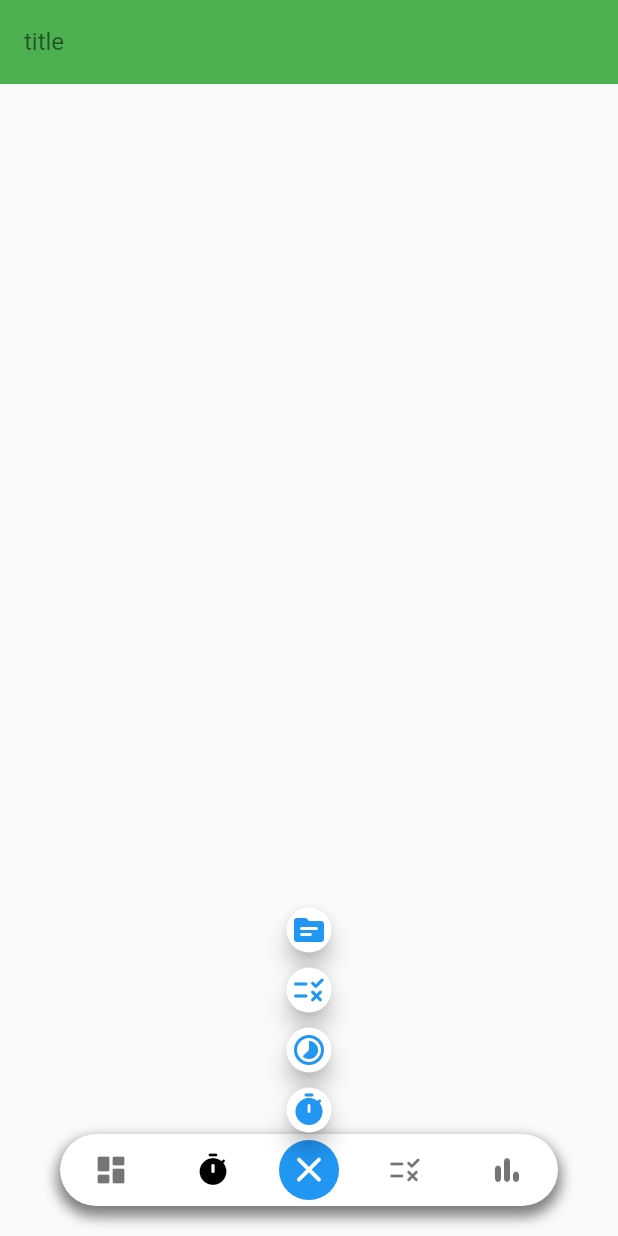
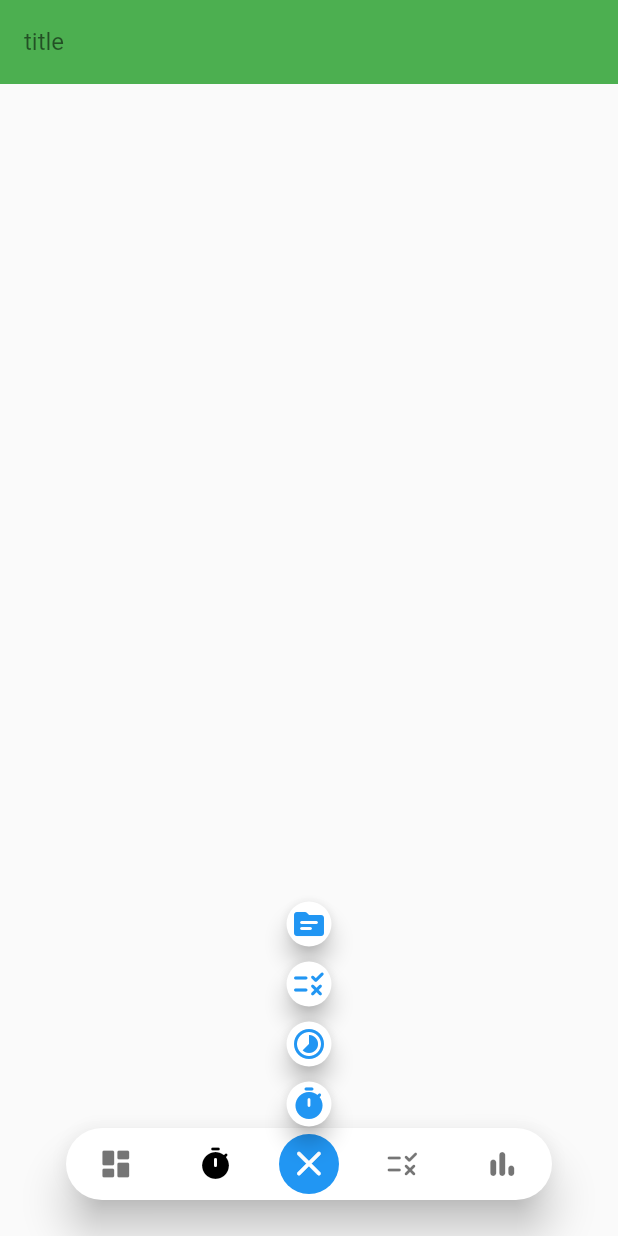
Before and after one commit to Z-inator/productivity_app, a Flutter app: the screen it shows once a user with an empty profile is signed in, item 2 of the bottom bar chosen, after a tap on the "add" icon, on a phone screen of 412 x 824 dp. Run offline on Flutter 3.47's test engine with Material 2 defaults, Android fonts, the phone set to English and light mode, and no system bars; our stand-ins replace cloud_firestore, firebase_auth, firebase_core, flutter_animation_progress_bar, google_sign_in, percent_indicator and 1 more; missing offline and left inert: simple_time_range_picker; accounts and stored records are empty; network calls fail.

```diff
--- a/lib/Shared/widgets/base_framework.dart
+++ b/lib/Shared/widgets/base_framework.dart
@@ -59,20 +59,8 @@ class BottomNavigationBar extends StatelessWidget {
       right: 0,
       child: Container(
         margin: EdgeInsets.fromLTRB(40, 0, 40, 20),
-        decoration: BoxDecoration(
-            borderRadius: BorderRadius.all(Radius.circular(25)),
-            boxShadow: [
-              BoxShadow(
-                color: Colors.black.withOpacity(0.5),
-                spreadRadius: 2,
-                blurRadius: 7,
-                offset: Offset(0, 5),
-              )
-            ]),
-        child: ClipRRect(
-          borderRadius: BorderRadius.all(Radius.circular(25)),
-          child: BottomAppBar(
-            color: Colors.white,
+        child: Card(
+            elevation: 12,
             child: Row(
               mainAxisSize: MainAxisSize.max,
               mainAxisAlignment: MainAxisAlignment.spaceAround,
@@ -129,7 +117,7 @@ class BottomNavigationBar extends StatelessWidget {
             ),
           ),
         ),
-      ),
+      // ),
     );
   }
 
--- a/lib/Task_Feature/screens/components/status_picker.dart
+++ b/lib/Task_Feature/screens/components/status_picker.dart
@@ -39,10 +39,10 @@ class StatusPicker extends StatelessWidget {
 }
 
 class StatusPickerDropDown extends StatelessWidget {
-  final Function(Status) saveStatus;
+
   final Task task;
 
-  const StatusPickerDropDown({Key key, this.saveStatus, this.task})
+  const StatusPickerDropDown({Key key, this.task})
       : super(key: key);
 
   @override
--- a/lib/theme/style.dart
+++ b/lib/theme/style.dart
@@ -28,7 +28,7 @@ ThemeData appTheme() {
     cardTheme: CardTheme(
       shape: RoundedRectangleBorder(
           borderRadius: BorderRadius.all(Radius.circular(25))),
-          elevation: 5,
+          elevation: 4,
     ),
 
     outlinedButtonTheme: OutlinedButtonThemeData(
```
Also changed, not shown: lib/Task_Feature/screens/components/task_expansion_tile.dart (+51 -69 lines).
